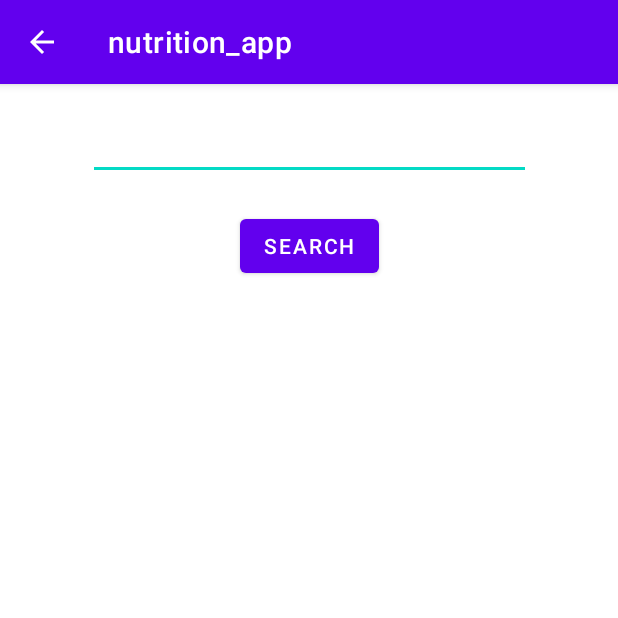
After one commit to BuiDien/nutrition_app, an Android app: the SecondActivity screen opened directly, with no data from a screen before it, on a phone screen of 412 x 824 dp, the top half of it. The commit adds this screen. Run offline under Robolectric (Android 15) with nearby library versions, the phone set to English and light mode, and no system bars.

Commit message:
Add second screen and add some button and text

```diff
--- /dev/null
+++ b/app/src/main/java/com/example/nutrition_app/SecondActivity.java
@@ -0,0 +1,73 @@
+package com.example.nutrition_app;
+
+import androidx.appcompat.app.AppCompatActivity;
+
+import android.content.Context;
+import android.content.Intent;
+import android.os.Bundle;
+import android.util.Log;
+import android.view.View;
+import android.widget.Button;
+import android.widget.EditText;
+import android.widget.TextView;
+
+import com.google.gson.JsonIOException;
+import com.google.gson.JsonParseException;
+import com.google.gson.JsonSyntaxException;
+
+import org.json.JSONArray;
+import org.json.JSONObject;
+
+import java.io.BufferedReader;
+import java.io.IOException;
+import java.io.InputStream;
+import java.io.InputStreamReader;
+
+public class SecondActivity extends AppCompatActivity {
+    Button search_button;
+    EditText search_text;
+    @Override
+    protected void onCreate(Bundle savedInstanceState) {
+        super.onCreate(savedInstanceState);
+        setContentView(R.layout.activity_second);
+        getSupportActionBar().setDisplayHomeAsUpEnabled(true);
+        search_text = (EditText) findViewById(R.id.scan_string);
+        Log.d("test", "onCreate: " + search_text.toString());
+
+        search_button = findViewById(R.id.search_button);
+        search_button.setOnClickListener(new View.OnClickListener(){
+            @Override
+            public void onClick(View v){
+                Log.d("test", "onCreate: " + search_text.getText());
+            }
+        });
+
+
+
+        JSONArray test = new JSONArray();
+        try {
+            test = loadJSONArray(this);
+        } catch (IOException e) {
+            e.printStackTrace();
+        }
+    }
+
+    private static JSONArray loadJSONArray(Context context)throws JsonIOException, JsonSyntaxException,
+            JsonParseException, IOException {
+        StringBuilder builder = new StringBuilder();
+        InputStream in = context.getResources().openRawResource(R.raw.datatemp);
+        BufferedReader reader = new BufferedReader(new InputStreamReader(in));
+        String line;
+        try{
+            do {
+                line = reader.readLine();
+                builder.append(line);
+            }while (line != null);
+            JSONObject json = new JSONObject(builder.toString());
+            return json.getJSONArray("data");
+        }catch (Exception exception){
+            exception.printStackTrace();
+        }
+        return null;
+    }
+}
--- /dev/null
+++ b/app/src/main/res/layout/activity_second.xml
@@ -0,0 +1,32 @@
+<?xml version="1.0" encoding="utf-8"?>
+<androidx.constraintlayout.widget.ConstraintLayout xmlns:android="http://schemas.android.com/apk/res/android"
+    xmlns:app="http://schemas.android.com/apk/res-auto"
+    xmlns:tools="http://schemas.android.com/tools"
+    android:layout_width="match_parent"
+    android:layout_height="match_parent"
+    tools:context=".SecondActivity">
+
+    <Button
+        android:id="@+id/search_button"
+        android:layout_width="wrap_content"
+        android:layout_height="wrap_content"
+        android:layout_marginTop="20dp"
+        android:text="@string/search"
+        app:layout_constraintEnd_toEndOf="parent"
+        app:layout_constraintStart_toStartOf="parent"
+        app:layout_constraintTop_toBottomOf="@+id/scan_string" />
+
+    <EditText
+        android:id="@+id/scan_string"
+        android:layout_width="295dp"
+        android:layout_height="48dp"
+        android:layout_marginTop="16dp"
+        android:autofillHints=""
+        android:ems="10"
+        android:inputType="textPersonName"
+        app:layout_constraintEnd_toEndOf="parent"
+        app:layout_constraintStart_toStartOf="parent"
+        app:layout_constraintTop_toTopOf="parent"
+        tools:ignore="SpeakableTextPresentCheck" />
+
+</androidx.constraintlayout.widget.ConstraintLayout>
--- a/app/src/main/res/values/strings.xml
+++ b/app/src/main/res/values/strings.xml
@@ -1,3 +1,5 @@
 <resources>
     <string name="app_name">nutrition_app</string>
+    <string name="nutrition">Nutrition</string>
+    <string name="search">Search</string>
 </resources>
```
Also changed, not shown: app/src/main/AndroidManifest.xml (+9 -1 lines), app/src/main/java/com/example/nutrition_app/MainActivity.java (+13 -28 lines), app/src/main/res/layout/activity_main.xml (+10 -0 lines).
